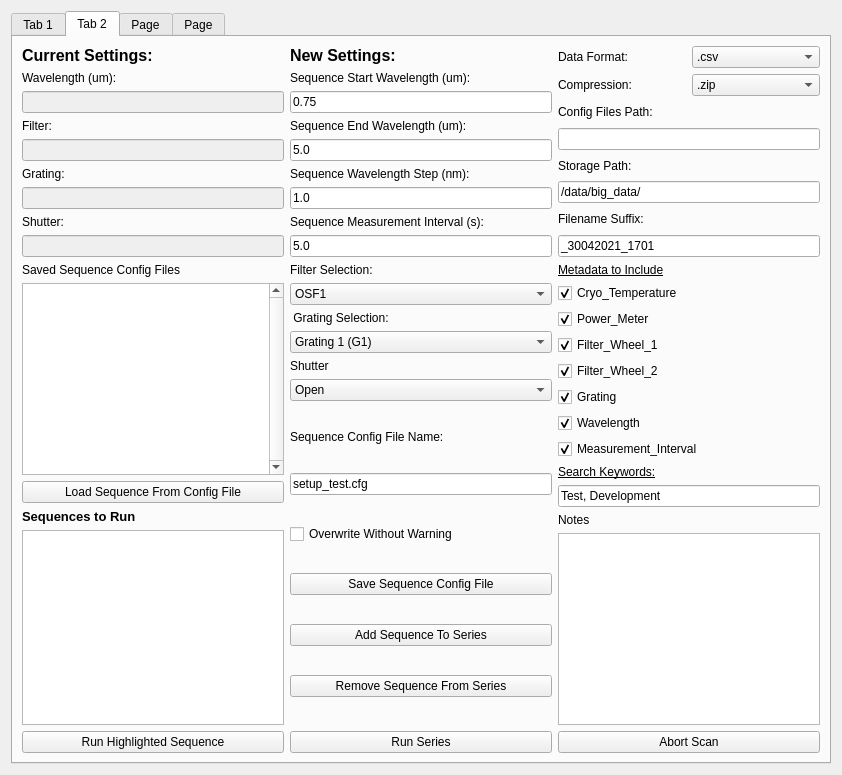
The window that SPHEREx-Calibration-Automation/pylab/pylabcal/pylabcalgui/QTDesigner/scanWindowDialog3.ui (samcondon4/SPHEREx-lab-tools) describes before a commit, drawn with Qt 5.
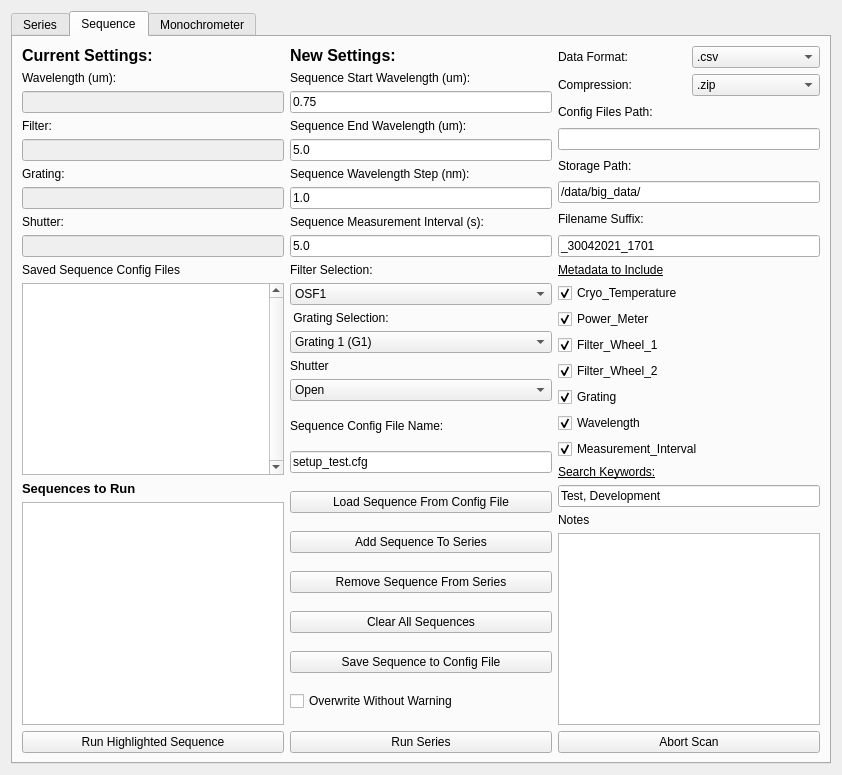
The same window after the commit. The open tabs and pages were chosen to show the change.

Commit message: Renamed Tabs.  Moved Load Sequence.  Reintroduced retranslateUi

Patch:
```diff
--- a/SPHEREx-Calibration-Automation/pylab/pylabcal/pylabcalgui/QTDesigner/scanWindowDialog3.ui
+++ b/SPHEREx-Calibration-Automation/pylab/pylabcal/pylabcalgui/QTDesigner/scanWindowDialog3.ui
@@ -14,14 +14,14 @@
    <string>Dialog</string>
   </property>
   <layout class="QGridLayout" name="gridLayout">
-   <item row="1" column="0">
+   <item row="0" column="0">
     <widget class="QTabWidget" name="tabWidget">
      <property name="currentIndex">
       <number>0</number>
      </property>
      <widget class="QWidget" name="tab1_series_scan">
       <attribute name="title">
-       <string>Tab 1</string>
+       <string>Series</string>
       </attribute>
       <layout class="QGridLayout" name="gridLayout_2">
        <item row="0" column="0" rowspan="2">
@@ -394,7 +394,7 @@
      </widget>
      <widget class="QWidget" name="tab2_single_scan">
       <attribute name="title">
-       <string>Tab 2</string>
+       <string>Sequence</string>
       </attribute>
       <layout class="QGridLayout" name="gridLayout_4">
        <item row="0" column="0" rowspan="2">
@@ -746,19 +746,6 @@
            </property>
           </widget>
          </item>
-         <item>
-          <widget class="QPushButton" name="load_sequence_button_tab2">
-           <property name="sizePolicy">
-            <sizepolicy hsizetype="Minimum" vsizetype="Maximum">
-             <horstretch>0</horstretch>
-             <verstretch>0</verstretch>
-            </sizepolicy>
-           </property>
-           <property name="text">
-            <string>Load Sequence From Config File</string>
-           </property>
-          </widget>
-         </item>
         </layout>
        </item>
        <item row="2" column="1">
@@ -993,16 +980,15 @@
           </widget>
          </item>
          <item>
-          <widget class="QCheckBox" name="overwrite_checkBox_tab2">
-           <property name="text">
-            <string>Overwrite Without Warning</string>
+          <widget class="QPushButton" name="load_sequence_button_tab2">
+           <property name="sizePolicy">
+            <sizepolicy hsizetype="Minimum" vsizetype="Maximum">
+             <horstretch>0</horstretch>
+             <verstretch>0</verstretch>
+            </sizepolicy>
            </property>
-          </widget>
-         </item>
-         <item>
-          <widget class="QPushButton" name="save_sequence_pushButton_tab2">
            <property name="text">
-            <string>Save Sequence Config File</string>
+            <string>Load Sequence From Config File</string>
            </property>
           </widget>
          </item>
@@ -1026,6 +1012,27 @@
            </property>
           </widget>
          </item>
+         <item>
+          <widget class="QPushButton" name="clear_all_sequences_button_tab_2">
+           <property name="text">
+            <string>Clear All Sequences</string>
+           </property>
+          </widget>
+         </item>
+         <item>
+          <widget class="QPushButton" name="save_sequence_pushButton_tab2">
+           <property name="text">
+            <string>Save Sequence to Config File</string>
+           </property>
+          </widget>
+         </item>
+         <item>
+          <widget class="QCheckBox" name="overwrite_checkBox_tab2">
+           <property name="text">
+            <string>Overwrite Without Warning</string>
+           </property>
+          </widget>
+         </item>
         </layout>
        </item>
        <item row="4" column="0">
@@ -1091,7 +1098,7 @@
      </widget>
      <widget class="QWidget" name="tab4_manual">
       <attribute name="title">
-       <string>Page</string>
+       <string>Monochrometer</string>
       </attribute>
       <layout class="QGridLayout" name="gridLayout_3">
        <item row="0" column="0">
@@ -1318,12 +1325,6 @@
        </item>
       </layout>
      </widget>
-     <widget class="QWidget" name="tab3_settings">
-      <attribute name="title">
-       <string>Page</string>
-      </attribute>
-      <layout class="QGridLayout" name="gridLayout_6"/>
-     </widget>
     </widget>
    </item>
   </layout>
```
Left out of the diff: 11 changed lines with no effect on the pictures. The commit also changes 4 other files.
